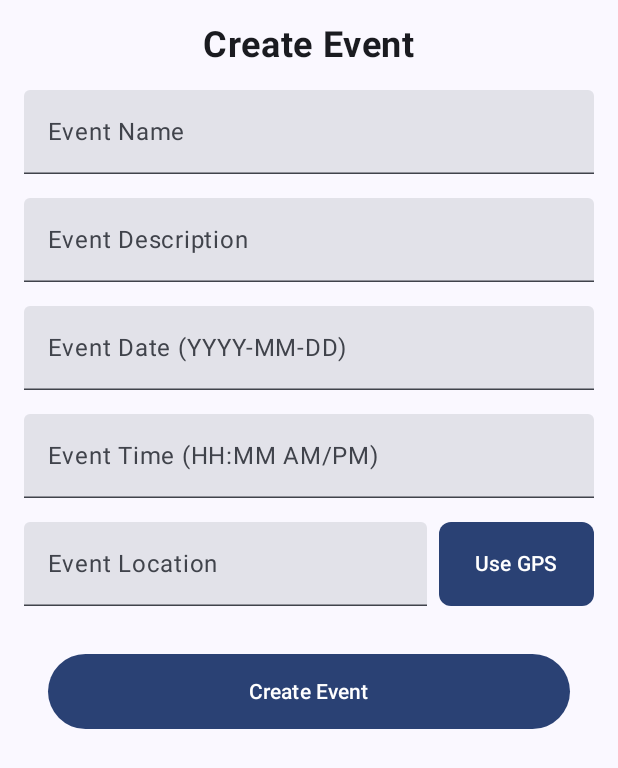
After one commit to Akhil-dev300/s3215482, an Android app built with Jetpack Compose: the CreateEventScreen screen opened through its navigation route, on a phone screen of 412 x 824 dp. The commit adds this screen. Shown: the top 768 px of the screen. Run offline under Robolectric (Android 15) with nearby library versions, the phone set to English and light mode, and no system bars; our stand-ins replace Firebase (no records; nobody signed in at launch, a user with empty details on screens opened directly).

Commit message:
Commit 7
Commit 7

```diff
--- a/app/src/main/java/uk/ac/tees/mad/eventful/MainActivity.kt
+++ b/app/src/main/java/uk/ac/tees/mad/eventful/MainActivity.kt
@@ -4,9 +4,13 @@ import android.os.Bundle
 import androidx.activity.ComponentActivity
 import androidx.activity.compose.setContent
 import androidx.activity.enableEdgeToEdge
+import androidx.compose.foundation.layout.padding
+import androidx.compose.material3.Scaffold
+import androidx.compose.ui.Modifier
 import androidx.navigation.compose.NavHost
 import androidx.navigation.compose.composable
 import androidx.navigation.compose.rememberNavController
+import uk.ac.tees.mad.eventful.ui.CreateEventScreen
 import uk.ac.tees.mad.eventful.ui.HomeScreen
 import uk.ac.tees.mad.eventful.ui.LoginScreen
 import uk.ac.tees.mad.eventful.ui.RegisterScreen
@@ -19,14 +23,21 @@ class MainActivity : ComponentActivity() {
         enableEdgeToEdge()
         setContent {
             EventfulTheme {
-                val navController = rememberNavController()
+                Scaffold { innerPadding ->
+                    val navController = rememberNavController()
+                    NavHost(
+                        navController = navController,
+                        startDestination = "splash",
+                        modifier = Modifier.padding(innerPadding)
+                    ) {
+                        composable("splash") { SplashScreen(navController) }
+                        composable("login") { LoginScreen(navController) }
+                        composable("register") { RegisterScreen(navController) }
+                        composable("home") { HomeScreen(navController) }
+                        composable("create_event") { CreateEventScreen(navController) }
+                    }
+                }
 
-                NavHost(navController = navController, startDestination = "splash") {
-                    composable("splash") { SplashScreen(navController) }
-                    composable("login") { LoginScreen(navController) }
-                    composable("register") { RegisterScreen(navController) }
-                    composable("home") { HomeScreen(navController) }
-                }
             }
         }
     }
--- /dev/null
+++ b/app/src/main/java/uk/ac/tees/mad/eventful/data/models/Event.kt
@@ -0,0 +1,10 @@
+package uk.ac.tees.mad.eventful.data.models
+
+data class Event(
+    val id: String = "",
+    val name: String = "",
+    val description: String = "",
+    val date: String = "",
+    val time: String = "",
+    val location: String = ""
+)
--- /dev/null
+++ b/app/src/main/java/uk/ac/tees/mad/eventful/ui/CreateEventScreen.kt
@@ -0,0 +1,126 @@
+package uk.ac.tees.mad.eventful.ui
+
+import androidx.compose.foundation.layout.Arrangement
+import androidx.compose.foundation.layout.Column
+import androidx.compose.foundation.layout.IntrinsicSize
+import androidx.compose.foundation.layout.Row
+import androidx.compose.foundation.layout.fillMaxHeight
+import androidx.compose.foundation.layout.fillMaxSize
+import androidx.compose.foundation.layout.fillMaxWidth
+import androidx.compose.foundation.layout.height
+import androidx.compose.foundation.layout.padding
+import androidx.compose.foundation.shape.RoundedCornerShape
+import androidx.compose.foundation.text.KeyboardOptions
+import androidx.compose.material3.Button
+import androidx.compose.material3.Text
+import androidx.compose.material3.TextField
+import androidx.compose.runtime.Composable
+import androidx.compose.runtime.getValue
+import androidx.compose.runtime.mutableStateOf
+import androidx.compose.runtime.remember
+import androidx.compose.runtime.setValue
+import androidx.compose.ui.Alignment
+import androidx.compose.ui.Modifier
+import androidx.compose.ui.platform.LocalContext
+import androidx.compose.ui.text.font.FontWeight
+import androidx.compose.ui.text.input.ImeAction
+import androidx.compose.ui.unit.dp
+import androidx.compose.ui.unit.sp
+import androidx.navigation.NavController
+
+@Composable
+fun CreateEventScreen(navController: NavController) {
+    var eventName by remember { mutableStateOf("") }
+    var eventDescription by remember { mutableStateOf("") }
+    var eventDate by remember { mutableStateOf("") }
+    var eventTime by remember { mutableStateOf("") }
+    var eventLocation by remember { mutableStateOf("") }
+
+    val context = LocalContext.current
+
+    Column(
+        modifier = Modifier
+            .fillMaxSize()
+            .padding(16.dp),
+        verticalArrangement = Arrangement.spacedBy(16.dp)
+    ) {
+        Text(
+            text = "Create Event",
+            fontSize = 24.sp,
+            fontWeight = FontWeight.Bold,
+            modifier = Modifier.align(Alignment.CenterHorizontally)
+        )
+
+        TextField(
+            value = eventName,
+            onValueChange = { eventName = it },
+            label = { Text("Event Name") },
+            modifier = Modifier.fillMaxWidth(),
+            singleLine = true,
+            keyboardOptions = KeyboardOptions.Default.copy(imeAction = ImeAction.Next)
+        )
+
+        TextField(
+            value = eventDescription,
+            onValueChange = { eventDescription = it },
+            label = { Text("Event Description") },
+            modifier = Modifier.fillMaxWidth(),
+            keyboardOptions = KeyboardOptions.Default.copy(imeAction = ImeAction.Next)
+
+        )
+
+        TextField(
+            value = eventDate,
+            onValueChange = { eventDate = it },
+            label = { Text("Event Date (YYYY-MM-DD)") },
+            modifier = Modifier.fillMaxWidth(),
+            keyboardOptions = KeyboardOptions.Default.copy(imeAction = ImeAction.Next)
+
+        )
+
+        TextField(
+            value = eventTime,
+            onValueChange = { eventTime = it },
+            label = { Text("Event Time (HH:MM AM/PM)") },
+            modifier = Modifier.fillMaxWidth(),
+            keyboardOptions = KeyboardOptions.Default.copy(imeAction = ImeAction.Next)
+
+        )
+
+        Row(
+            modifier = Modifier
+                .fillMaxWidth()
+                .height(IntrinsicSize.Max),
+            horizontalArrangement = Arrangement.spacedBy(8.dp)
+        ) {
+            TextField(
+                value = eventLocation,
+                onValueChange = { eventLocation = it },
+                label = { Text("Event Location") },
+                modifier = Modifier.weight(1f),
+                keyboardOptions = KeyboardOptions.Default.copy(imeAction = ImeAction.Done)
+
+            )
+            Button(
+                onClick = { },
+                shape = RoundedCornerShape(8.dp),
+                modifier = Modifier.fillMaxHeight()
+            ) {
+                Text("Use GPS")
+            }
+        }
+
+        Button(
+            onClick = {
+
+            },
+            modifier = Modifier
+                .align(Alignment.CenterHorizontally)
+                .fillMaxWidth()
+                .padding(16.dp)
+                .height(50.dp),
+        ) {
+            Text("Create Event")
+        }
+    }
+}
--- a/app/src/main/java/uk/ac/tees/mad/eventful/ui/HomeScreen.kt
+++ b/app/src/main/java/uk/ac/tees/mad/eventful/ui/HomeScreen.kt
@@ -1,11 +1,44 @@
 package uk.ac.tees.mad.eventful.ui
 
+import androidx.compose.foundation.layout.Box
+import androidx.compose.foundation.layout.Column
+import androidx.compose.foundation.layout.fillMaxSize
+import androidx.compose.foundation.layout.padding
+import androidx.compose.material.icons.Icons
+import androidx.compose.material.icons.filled.Add
+import androidx.compose.material3.FloatingActionButton
+import androidx.compose.material3.Icon
 import androidx.compose.material3.Text
 import androidx.compose.runtime.Composable
+import androidx.compose.ui.Alignment
 import androidx.compose.ui.Modifier
+import androidx.compose.ui.graphics.Color
+import androidx.compose.ui.unit.dp
 import androidx.navigation.NavController
 
 @Composable
 fun HomeScreen(navController: NavController) {
-    Text(text = "Home")
+    Box(
+        modifier = Modifier
+            .fillMaxSize()
+            .padding(16.dp)
+    ) {
+        Column(
+            modifier = Modifier
+                .align(Alignment.Center)
+                .padding(16.dp)
+        ) {
+
+        }
+        FloatingActionButton(
+            onClick = { navController.navigate("create_event") },
+            modifier = Modifier
+                .align(Alignment.BottomEnd)
+                .padding(16.dp),
+            containerColor = Color(0xFF2196F3),
+            contentColor = Color.White
+        ) {
+            Icon(Icons.Default.Add, contentDescription = "Create Event")
+        }
+    }
 }
--- a/app/src/main/java/uk/ac/tees/mad/eventful/ui/SplashScreen.kt
+++ b/app/src/main/java/uk/ac/tees/mad/eventful/ui/SplashScreen.kt
@@ -16,6 +16,8 @@ import androidx.compose.ui.draw.scale
 import androidx.compose.ui.unit.dp
 import androidx.navigation.NavController
 import coil.compose.AsyncImage
+import com.google.firebase.auth.ktx.auth
+import com.google.firebase.ktx.Firebase
 import kotlinx.coroutines.Dispatchers
 import kotlinx.coroutines.delay
 import kotlinx.coroutines.withContext
@@ -34,10 +36,10 @@ fun SplashScreen(navController: NavController) {
                 easing = { OvershootInterpolator(2f).getInterpolation(it) }
             )
         )
-
+        val firebase = Firebase.auth.currentUser
         delay(2000)
         withContext(Dispatchers.Main) {
-            navController.navigate("login") {
+            navController.navigate(if (firebase != null) "home" else "login") {
                 popUpTo("splash") { inclusive = true }
             }
         }
```
